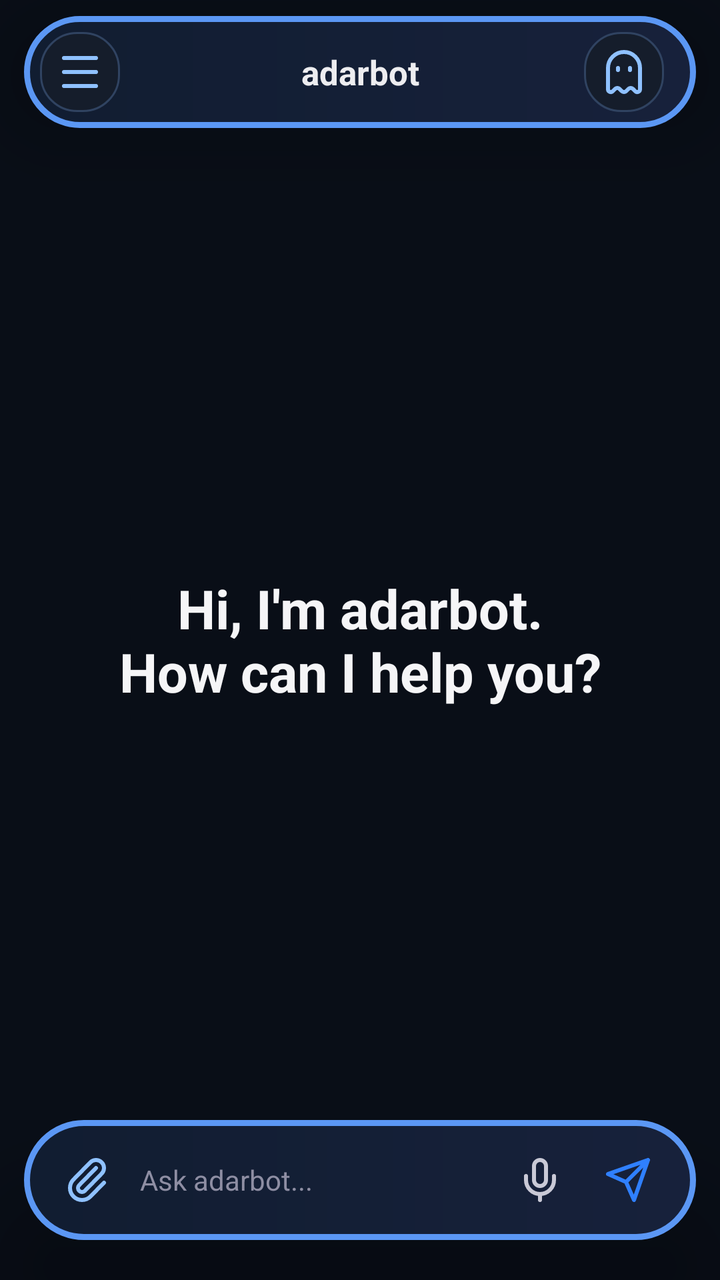
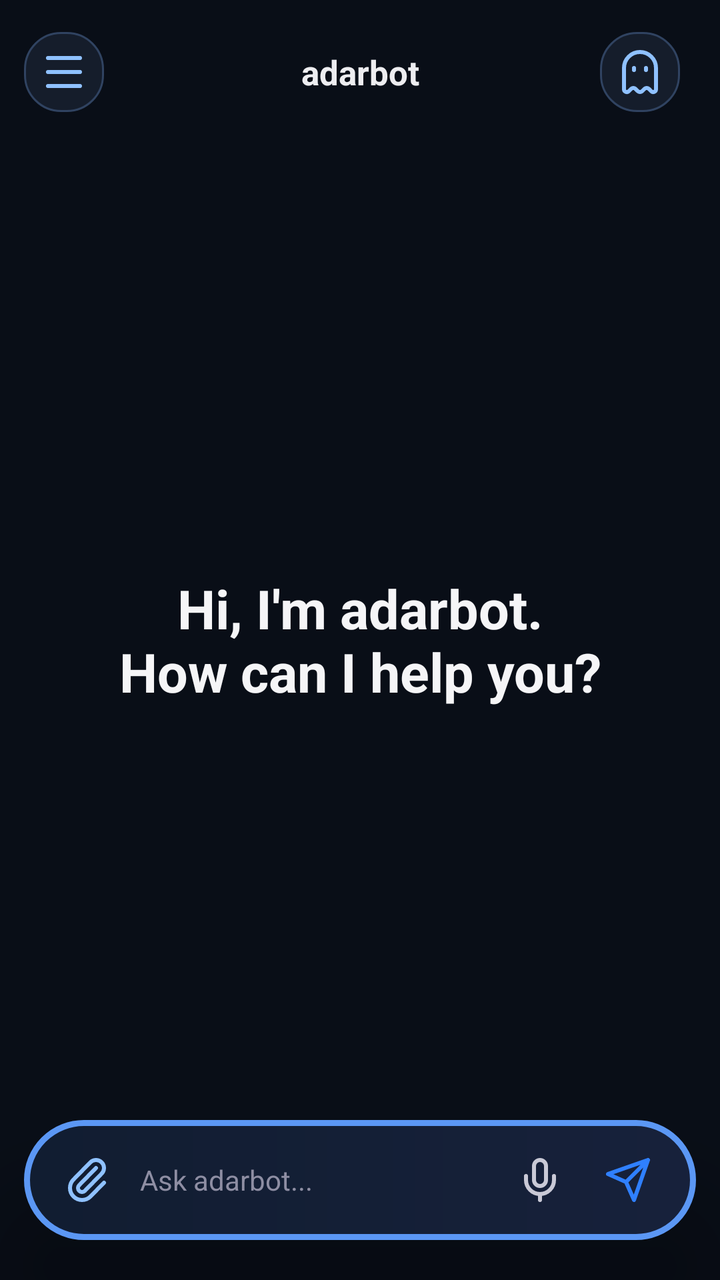

The first picture is an Android layout as it rendered before a commit; the second is the same layout after the commit. The layout source and the unified diff follow.
<!-- AndroidManifest.xml: activity theme Theme.NemotronVoiceIME -->
<!-- res/layout/activity_chat.xml -->
<?xml version="1.0" encoding="utf-8"?>
<FrameLayout xmlns:android="http://schemas.android.com/apk/res/android"
    android:layout_width="match_parent"
    android:layout_height="match_parent"
    android:background="#090E17">

    <LinearLayout
        android:layout_width="match_parent"
        android:layout_height="match_parent"
        android:orientation="vertical">

    <FrameLayout
        android:layout_width="match_parent"
        android:layout_height="0dp"
        android:layout_weight="1">
        <androidx.recyclerview.widget.RecyclerView
            android:id="@+id/recyclerMessages"
            android:layout_width="match_parent"
            android:layout_height="match_parent"
            android:scrollbars="none"
            android:clipToPadding="false"
            android:paddingTop="92dp"
            android:paddingBottom="112dp" />
        <TextView
            android:id="@+id/welcomeView"
            android:layout_width="match_parent"
            android:layout_height="wrap_content"
            android:layout_gravity="center"
            android:gravity="center"
            android:text="Hi, I'm adarbot.\nHow can I help you?"
            android:textColor="#F5F5F7"
            android:textSize="27sp"
            android:textStyle="bold" />
    </FrameLayout>

    </LinearLayout>

    
    <LinearLayout
        android:layout_width="match_parent"
        android:layout_height="56dp"
        android:layout_gravity="top|center_horizontal"
        android:layout_marginLeft="12dp"
        android:layout_marginTop="8dp"
        android:layout_marginRight="12dp"
        android:background="@drawable/bg_float_bar"
        android:elevation="24dp"
        android:gravity="center_vertical"
        android:orientation="horizontal"
        android:paddingLeft="8dp"
        android:paddingRight="8dp">
        <LinearLayout
            android:layout_width="48dp"
            android:layout_height="40dp"
            android:gravity="center_vertical">
            <ImageButton
                android:id="@+id/btnMenuChat"
                android:layout_width="40dp"
                android:layout_height="40dp"
                android:background="@drawable/bg_chip"
                android:contentDescription="Open chat menu"
                android:padding="8dp"
                android:src="@drawable/ic_menu"
                android:tint="#8FC1FF" />
            <ImageButton
                android:id="@+id/btnBack"
                android:layout_width="40dp"
                android:layout_height="40dp"
                android:background="?attr/selectableItemBackgroundBorderless"
                android:contentDescription="Back"
                android:padding="8dp"
                android:src="@drawable/ic_back"
                android:tint="#EDEDF0"
                android:visibility="gone" />
        </LinearLayout>
        <TextView
            android:id="@+id/convTitle"
            android:layout_width="0dp"
            android:layout_height="match_parent"
            android:layout_weight="1"
            android:ellipsize="end"
            android:gravity="center"
            android:maxLines="1"
            android:text="adarbot"
            android:textColor="#EDEDF0"
            android:textSize="17sp"
            android:textStyle="bold" />
        <LinearLayout
            android:layout_width="48dp"
            android:layout_height="40dp"
            android:gravity="center_vertical">
            <ImageButton
                android:id="@+id/btnIncognitoHome"
                android:layout_width="40dp"
                android:layout_height="40dp"
                android:background="@drawable/bg_chip"
                android:contentDescription="New incognito chat"
                android:padding="9dp"
                android:src="@drawable/ic_ghost"
                android:tint="#8FC1FF" />
            <ImageButton
                android:id="@+id/btnDelete"
                android:layout_width="40dp"
                android:layout_height="40dp"
                android:background="@drawable/bg_chip"
                android:contentDescription="Delete conversation"
                android:padding="10dp"
                android:src="@drawable/ic_trash"
                android:tint="#8FC1FF"
                android:visibility="gone" />
        </LinearLayout>
    </LinearLayout>

    <LinearLayout
        android:id="@+id/chatAttachmentPreview"
        android:layout_width="wrap_content"
        android:layout_height="wrap_content"
        android:layout_gravity="bottom|start"
        android:layout_marginLeft="22dp"
        android:layout_marginBottom="82dp"
        android:orientation="horizontal"
        android:gravity="center_vertical"
        android:padding="6dp"
        android:background="@drawable/bg_assist_preview"
        android:clipToOutline="true"
        android:elevation="24dp"
        android:visibility="gone">
        <ImageView
            android:id="@+id/chatAttachmentImage"
            android:layout_width="72dp"
            android:layout_height="48dp"
            android:background="@drawable/bg_assist_preview"
            android:clipToOutline="true"
            android:contentDescription="Attachment preview"
            android:outlineProvider="background"
            android:scaleType="centerCrop"
            android:visibility="gone" />
        <ImageView
            android:id="@+id/chatFileIcon"
            android:layout_width="32dp"
            android:layout_height="32dp"
            android:layout_marginLeft="6dp"
            android:contentDescription="File icon"
            android:src="@drawable/ic_file"
            android:tint="#8FC1FF"
            android:visibility="gone" />
        <TextView
            android:id="@+id/chatFileName"
            android:layout_width="wrap_content"
            android:layout_height="wrap_content"
            android:layout_marginLeft="8dp"
            android:layout_marginRight="8dp"
            android:ellipsize="end"
            android:maxLines="1"
            android:maxWidth="140dp"
            android:textColor="#EDEDF0"
            android:textSize="13sp"
            android:visibility="gone" />
        <ImageButton
            android:id="@+id/chatAttachmentRemove"
            android:layout_width="28dp"
            android:layout_height="28dp"
            android:background="@drawable/bg_assist_icon"
            android:contentDescription="Remove attachment"
            android:padding="6dp"
            android:src="@drawable/ic_close"
            android:tint="#FFFFFF" />
    </LinearLayout>

    
    <LinearLayout
        android:id="@+id/chatComposer"
        android:layout_width="match_parent"
        android:layout_height="wrap_content"
        android:layout_gravity="bottom"
        android:layout_marginLeft="12dp"
        android:layout_marginRight="12dp"
        android:layout_marginTop="14dp"
        android:layout_marginBottom="20dp"
        android:background="@drawable/bg_float_bar"
        android:elevation="24dp"
        android:translationZ="8dp"
        android:gravity="end"
        android:orientation="vertical"
        android:paddingLeft="12dp"
        android:paddingTop="8dp"
        android:paddingRight="12dp"
        android:paddingBottom="8dp">

        <TextView
            android:id="@+id/modelChip"
            android:layout_width="wrap_content"
            android:layout_height="wrap_content"
            android:layout_marginRight="4dp"
            android:layout_marginBottom="3dp"
            android:background="@drawable/bg_chip"
            android:paddingLeft="12dp"
            android:paddingTop="5dp"
            android:paddingRight="12dp"
            android:paddingBottom="5dp"
            android:text="DeepSeek"
            android:textColor="#C9C9D6"
            android:textSize="12sp"
            android:visibility="gone" />

        <LinearLayout
            android:layout_width="match_parent"
            android:layout_height="wrap_content"
            android:gravity="center_vertical"
            android:orientation="horizontal">

        <ImageButton
            android:id="@+id/btnAttach"
            android:layout_width="40dp"
            android:layout_height="44dp"
            android:background="@android:color/transparent"
            android:contentDescription="Attach"
            android:padding="9dp"
            android:src="@drawable/ic_attach"
            android:tint="#8FC1FF" />

        <EditText
            android:id="@+id/inputField"
            android:layout_width="0dp"
            android:layout_height="wrap_content"
            android:layout_weight="1"
            android:layout_marginLeft="0dp"
            android:layout_marginRight="2dp"
            android:background="@android:color/transparent"
            android:gravity="center_vertical"
            android:hint="Ask adarbot..."
            android:imeOptions="actionSend|flagNoFullscreen"
            android:importantForAutofill="no"
            android:inputType="text|textNoSuggestions"
            android:maxLines="1"
            android:singleLine="true"
            android:paddingLeft="6dp"
            android:paddingRight="6dp"
            android:textColor="#EDEDF0"
            android:textColorHint="#8E8EA3"
            android:textColorHighlight="@color/adarbot_selection"
            android:lineSpacingExtra="4dp"
            android:textSize="14sp" />

        <ImageButton
            android:id="@+id/btnMic"
            android:layout_width="44dp"
            android:layout_height="44dp"
            android:background="@android:color/transparent"
            android:contentDescription="Voice input"
            android:padding="10dp"
            android:src="@drawable/ic_mic"
            android:tint="#C9C9D6" />

        <FrameLayout
            android:layout_width="44dp"
            android:layout_height="44dp">
            <ImageButton
                android:id="@+id/btnSend"
                android:layout_width="match_parent"
                android:layout_height="match_parent"
                android:background="@android:color/transparent"
                android:contentDescription="Send"
                android:padding="10dp"
                android:src="@drawable/ic_send"
                android:tint="#2F80FF" />
        </FrameLayout>
        </LinearLayout>
    </LinearLayout>
</FrameLayout>
<!-- resources referenced by this layout -->
<resources>
  <color name="adarbot_selection">#335B97F4</color>
  <!-- drawable bg_assist_preview (drawable) -->
  <shape xmlns:android="http://schemas.android.com/apk/res/android" android:shape="rectangle">
      <solid android:color="#171B24" />
      <corners android:radius="28dp" />
  </shape>
  <!-- drawable bg_chip (drawable) -->
  <shape xmlns:android="http://schemas.android.com/apk/res/android"
      android:shape="rectangle">
      <solid android:color="#151D2B" />
      <stroke android:width="1dp" android:color="#304361" />
      <corners android:radius="18dp" />
  </shape>
  <!-- drawable bg_float_bar (drawable) -->
  <shape xmlns:android="http://schemas.android.com/apk/res/android" android:shape="rectangle">
      <gradient android:angle="0" android:startColor="#111D31" android:endColor="#17213B" />
      <stroke android:width="3dp" android:color="#5B97F4" />
      <corners android:radius="36dp" />
  </shape>
  <!-- drawable ic_back (drawable) -->
  <vector xmlns:android="http://schemas.android.com/apk/res/android" android:width="24dp" android:height="24dp" android:viewportWidth="24" android:viewportHeight="24">
      <path android:fillColor="#00000000" android:strokeColor="#FFFFFFFF" android:strokeWidth="2" android:strokeLineCap="round" android:strokeLineJoin="round" android:pathData="M12,19L5,12L12,5M19,12L5,12" />
  </vector>
  <!-- drawable ic_close (drawable) -->
  <vector xmlns:android="http://schemas.android.com/apk/res/android" android:width="24dp" android:height="24dp" android:viewportWidth="24" android:viewportHeight="24">
      <path android:fillColor="#00000000" android:strokeColor="#FFFFFFFF" android:strokeWidth="2" android:strokeLineCap="round" android:pathData="M18,6L6,18M6,6L18,18" />
  </vector>
  <!-- drawable ic_menu (drawable) -->
  <vector xmlns:android="http://schemas.android.com/apk/res/android" android:width="24dp" android:height="24dp" android:viewportWidth="24" android:viewportHeight="24">
      <path android:fillColor="#00000000" android:strokeColor="#FFFFFFFF" android:strokeWidth="2" android:strokeLineCap="round" android:pathData="M4,5L20,5M4,12L20,12M4,19L20,19" />
  </vector>
  <!-- drawable ic_mic (drawable) -->
  <vector xmlns:android="http://schemas.android.com/apk/res/android" android:width="24dp" android:height="24dp" android:viewportWidth="24" android:viewportHeight="24">
      <path android:fillColor="#00000000" android:strokeColor="#FFFFFFFF" android:strokeWidth="2" android:strokeLineCap="round" android:strokeLineJoin="round" android:pathData="M12,19L12,22M19,10L19,12A7,7 0,0 1,5,12L5,10M9,5A3,3 0,0 1,15,5L15,12A3,3 0,0 1,9,12Z" />
  </vector>
  <!-- drawable ic_send (drawable) -->
  <vector xmlns:android="http://schemas.android.com/apk/res/android" android:width="24dp" android:height="24dp" android:viewportWidth="24" android:viewportHeight="24">
      <path android:fillColor="#00000000" android:strokeColor="#FFFFFFFF" android:strokeWidth="2" android:strokeLineCap="round" android:strokeLineJoin="round" android:pathData="M22,2L11,13M22,2L15,22L11,13L2,9Z" />
  </vector>
  <style name="Theme.NemotronVoiceIME" parent="Theme.Material3.DayNight.NoActionBar">
          <item name="colorPrimary">@color/accent</item>
          <item name="colorPrimaryVariant">@color/accent_dark</item>
          <item name="colorOnPrimary">@color/text_light</item>
          <item name="colorControlActivated">@color/adarbot_accent</item>
          <item name="android:statusBarColor">@color/bg_primary</item>
      </style>
  <color name="accent">#76B900</color>
  <color name="accent_dark">#5A8C00</color>
  <color name="text_light">#FFFFFF</color>
  <color name="adarbot_accent">#5B97F4</color>
  <color name="bg_primary">#1A1A2E</color>
  <!-- unchanged entries left out for length: 5 -->
</resources>

<!-- the commit's change to res/layout/activity_chat.xml (unified diff, before → after) -->
@@ -43,12 +43,11 @@
         android:layout_marginLeft="12dp"
         android:layout_marginTop="8dp"
         android:layout_marginRight="12dp"
-        android:background="@drawable/bg_float_bar"
-        android:elevation="24dp"
+        android:background="@android:color/transparent"
         android:gravity="center_vertical"
         android:orientation="horizontal"
-        android:paddingLeft="8dp"
-        android:paddingRight="8dp">
+        android:paddingLeft="0dp"
+        android:paddingRight="0dp">
         <LinearLayout
             android:layout_width="48dp"
             android:layout_height="40dp"
